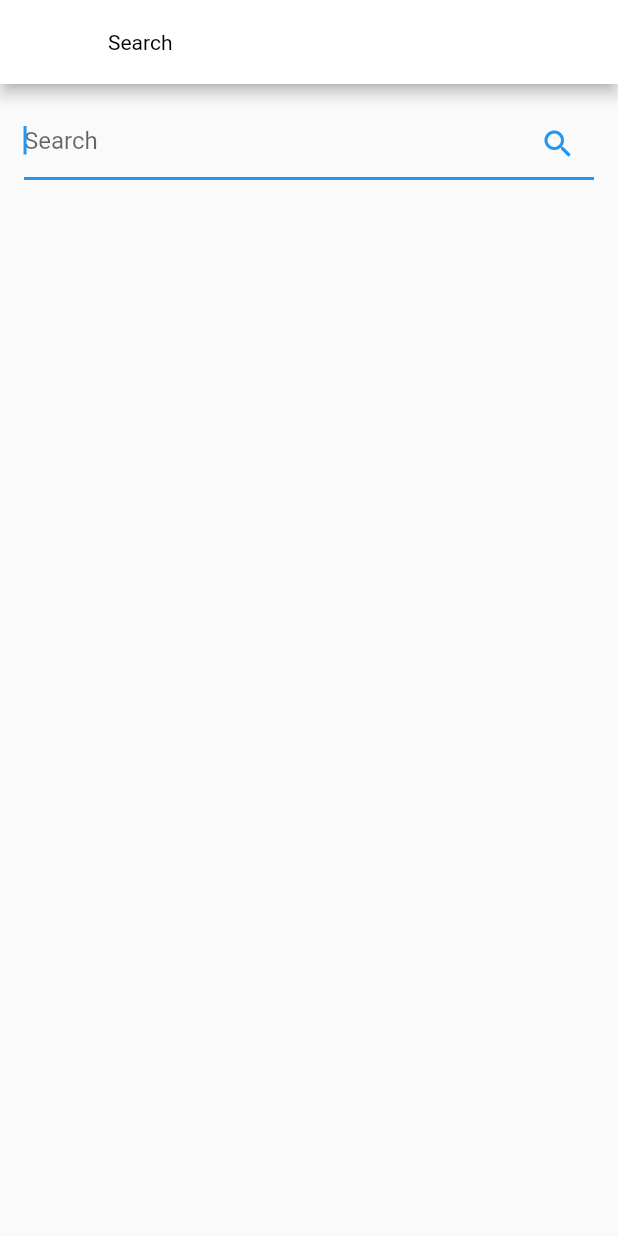
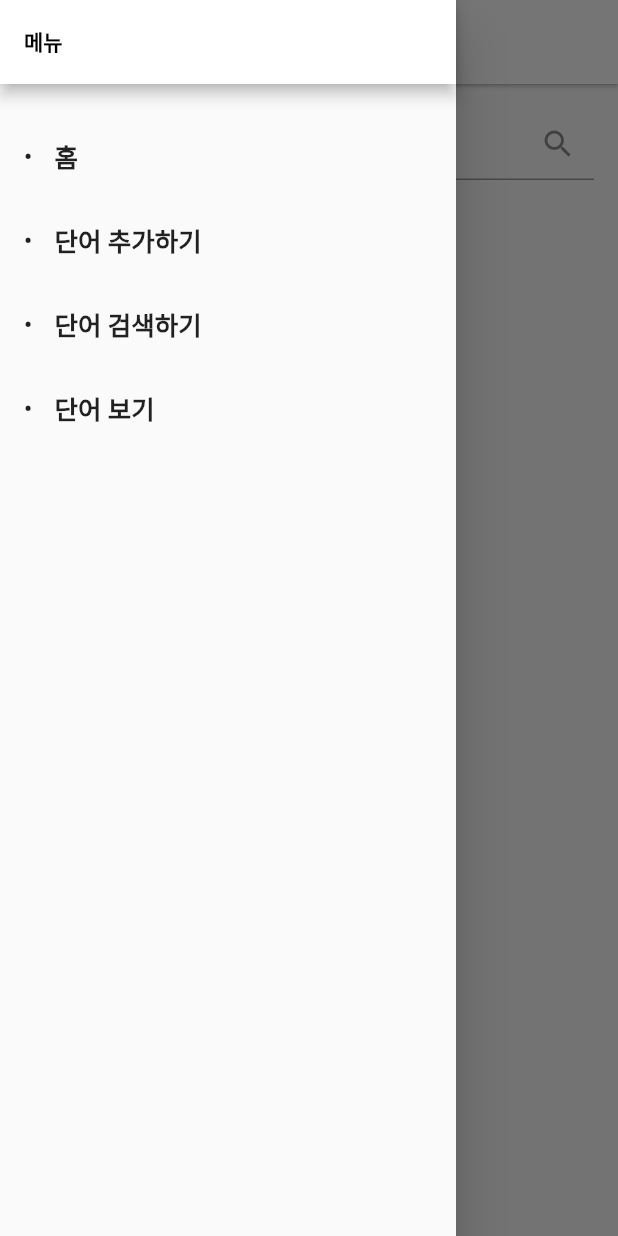
Before and after one commit to JeHeeYu/Memorize-Wodrds, a Flutter app: the SearchScreen screen opened directly, with the side drawer open (before the commit the screen has no drawer), on a phone screen of 412 x 824 dp. Run offline on Flutter 3.47's test engine with Material 2 defaults, Android fonts, the phone set to English and light mode, and no system bars; our stand-ins replace cloud_firestore, firebase_core, flutter_tts, yaml; accounts and stored records are empty.

Commit message:
Feat: AppWidgetBar 및 Menu 추가
AppBarWidget 클래스 추가
LeftMenu 클래스 추가
햄버거 버튼 동작 추가
메뉴 클릭 시 화면 전환 추가

```diff
--- /dev/null
+++ b/lib/src/components/app_bar_widget.dart
@@ -0,0 +1,69 @@
+import 'package:flutter/material.dart';
+
+class AppBarWidget extends StatelessWidget implements PreferredSizeWidget {
+  final String title;
+
+  const AppBarWidget({Key? key, required this.title}) : super(key: key);
+
+  @override
+  Widget build(BuildContext context) {
+    return AppBar(
+      title: Text(
+        title,
+        style: const TextStyle(color: Colors.black),
+      ),
+      titleSpacing: 0,
+      backgroundColor: Colors.white,
+      elevation: 1,
+      leading: IconButton(
+        onPressed: () {
+          Scaffold.of(context).openDrawer();
+        },
+        icon: const Icon(
+          Icons.menu,
+          color: Colors.black,
+        ),
+      ),
+      bottom: PreferredSize(
+        preferredSize: const Size.fromHeight(1),
+        child: Container(
+          color: Colors.grey,
+        ),
+      ),
+
+      // actions: [
+      //     Padding(
+      //       padding: const EdgeInsets.symmetric(
+      //         horizontal: 30,
+      //         vertical: 15,
+      //       ),
+      //       child: const Text(
+      //         "추가",
+      //         style: TextStyle(
+      //           color: Colors.black,
+      //           fontWeight: FontWeight.bold,
+      //           fontSize: 16,
+      //         ),
+      //       ),
+      //     ),
+      //     Padding(
+      //       padding: const EdgeInsets.symmetric(
+      //         horizontal: 30,
+      //         vertical: 15,
+      //       ),
+      //       child: Text(
+      //         'W',
+      //         style: TextStyle(
+      //           color: Colors.black,
+      //           fontWeight: FontWeight.bold,
+      //           fontSize: 16,
+      //         ),
+      //       ),
+      //     ),
+      //   ],
+    );
+  }
+
+  @override
+  Size get preferredSize => const Size.fromHeight(kToolbarHeight);
+}
--- /dev/null
+++ b/lib/src/components/left_menu.dart
@@ -0,0 +1,110 @@
+import 'package:flutter/material.dart';
+import 'package:memorize_wodrds/src/pages/home_page.dart';
+import 'package:memorize_wodrds/src/screen/add_screen.dart';
+import 'package:memorize_wodrds/src/screen/list_screen.dart';
+import 'package:memorize_wodrds/src/screen/search_screen.dart';
+import 'package:memorize_wodrds/src/static/strings_data.dart';
+
+enum HomeIcon {
+  home,
+  add,
+  search,
+  list,
+}
+
+class LeftMenu extends StatelessWidget {
+  const LeftMenu({Key? key}) : super(key: key);
+
+  Widget buildListTile(BuildContext context, String title, int index) {
+    return ListTile(
+      title: Row(
+        children: <Widget>[
+          const Text(
+            '•',
+            style: TextStyle(
+              fontSize: 15,
+              fontWeight: FontWeight.bold,
+            ),
+          ),
+          Padding(
+            padding: const EdgeInsets.only(left: 15),
+            child: Text(
+              title,
+              style: const TextStyle(
+                fontSize: 17,
+                fontWeight: FontWeight.bold,
+              ),
+            ),
+          ),
+        ],
+      ),
+      onTap: () {
+        if (index == HomeIcon.home.index) {
+          // index에 따라 화면 이동
+          Navigator.push(
+            context,
+            MaterialPageRoute(builder: (context) => const HomePage()),
+          );
+        } else if (index == HomeIcon.add.index) {
+          // index에 따라 화면 이동
+          Navigator.push(
+            context,
+            MaterialPageRoute(builder: (context) => const AddScreen()),
+          );
+        }
+        else if (index == HomeIcon.search.index) {
+          Navigator.push(
+            context,
+            MaterialPageRoute(builder: (context) => const SearchScreen()),
+          );
+        } else if (index == HomeIcon.list.index) {
+          Navigator.push(
+            context,
+            MaterialPageRoute(builder: (context) => const ListScreen()),
+          );
+        } else {
+          Navigator.pop(context);
+        }
+      },
+    );
+  }
+
+  @override
+  Widget build(BuildContext context) {
+    return Drawer(
+      child: Column(
+        children: <Widget>[
+          AppBar(
+            title: const Text(
+              Strings.STR_COMMON_MENU,
+              style: TextStyle(fontWeight: FontWeight.bold),
+            ),
+            automaticallyImplyLeading: false,
+            actions: <Widget>[
+              IconButton(
+                icon: const Icon(Icons.close),
+                onPressed: () {
+                  Navigator.pop(context);
+                },
+              ),
+            ],
+          ),
+          Expanded(
+            child: Padding(
+              padding: const EdgeInsets.only(top: 20),
+              child: ListView(
+                padding: EdgeInsets.zero,
+                children: <Widget>[
+                  buildListTile(context, Strings.STR_COMMON_HOME, 0),
+                  buildListTile(context, Strings.STR_ADD_SCREEN_WORD_ADD, 1),
+                  buildListTile(context, Strings.STR_ADD_SCREEN_WORD_SEARCH, 2),
+                  buildListTile(context, Strings.STR_ADD_SCREEN_WORD_LIST, 3),
+                ],
+              ),
+            ),
+          ),
+        ],
+      ),
+    );
+  }
+}
--- a/lib/src/screen/search_screen.dart
+++ b/lib/src/screen/search_screen.dart
@@ -1,7 +1,10 @@
 import 'package:flutter/material.dart';
+import 'package:memorize_wodrds/src/components/app_bar_widget.dart';
+import 'package:memorize_wodrds/src/components/left_menu.dart';
 import 'package:memorize_wodrds/src/components/search_bar_widget.dart';
 import 'package:memorize_wodrds/src/network/firebase_manager.dart';
 import 'package:memorize_wodrds/src/screen/word_screen.dart';
+import 'package:memorize_wodrds/src/static/strings_data.dart';
 
 class SearchScreen extends StatefulWidget {
   const SearchScreen({Key? key}) : super(key: key);
@@ -39,9 +42,10 @@ class _SearchScreenState extends State<SearchScreen> {
   @override
   Widget build(BuildContext context) {
     return Scaffold(
-      appBar: AppBar(
-        title: Text('Search'),
+      appBar: const AppBarWidget(
+        title: Strings.STR_ADD_SCREEN_WORD_SEARCH,
       ),
+      drawer: const LeftMenu(),
       body: Padding(
         padding: const EdgeInsets.all(16.0),
         child: Column(
@@ -99,7 +103,8 @@ class _SearchScreenState extends State<SearchScreen> {
                         final selectedMeaning = _meanings[selectedWord];
                         print('Selected word: $selectedWord');
                         print('Selected meaning: $selectedMeaning');
-                        _showWordScreen(selectedWord.toString(), selectedMeaning.toString());
+                        _showWordScreen(selectedWord.toString(),
+                            selectedMeaning.toString());
                       },
                     );
                   },
--- a/lib/src/static/strings_data.dart
+++ b/lib/src/static/strings_data.dart
@@ -5,6 +5,8 @@ class Strings {
   static const String STR_COMMON_WODRD = "단어";
   static const String STR_COMMON_MEANING = "뜻";
   static const String STR_COMMON_ADD = "추가";
+  static const String STR_COMMON_HOME = "홈";
+  static const String STR_COMMON_MENU = "메뉴";
 
 
   // Bottom Navigation
@@ -21,4 +23,10 @@ class Strings {
   static const String STR_ADD_SCREEN_WORD_SAVE_SUCCESS = "단어가 정상적으로 저장되었습니다.";
   static const String STR_ADD_SCREEN_WORD_NOT_AVAILABLE = "단어가 비었습니다.\n제대로 입력해주세요.";
   static const String STR_ADD_SCREEN_MEANING_NOT_AVAILABLE = "뜻이 비었습니다.\n제대로 입력해주세요.";
+
+  // Search Screen
+  static const String STR_ADD_SCREEN_WORD_SEARCH = "단어 검색하기";
+
+  // List Screen
+  static const String STR_ADD_SCREEN_WORD_LIST = "단어 보기";
 }
```
Also changed, not shown: lib/src/pages/home_page.dart (+5 -51 lines), lib/src/screen/add_screen.dart (+5 -2 lines), lib/src/screen/list_screen.dart (+6 -2 lines), lib/src/screen/word_screen.dart (+6 -2 lines). Lines whose indentation alone changed are shown as unchanged.
